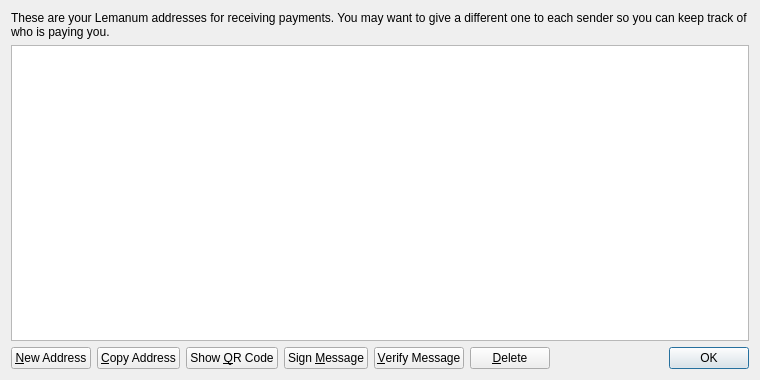
Gamerholic/GamerHolicCoin, file src/qt/forms/addressbookpage.ui: the form before one commit.
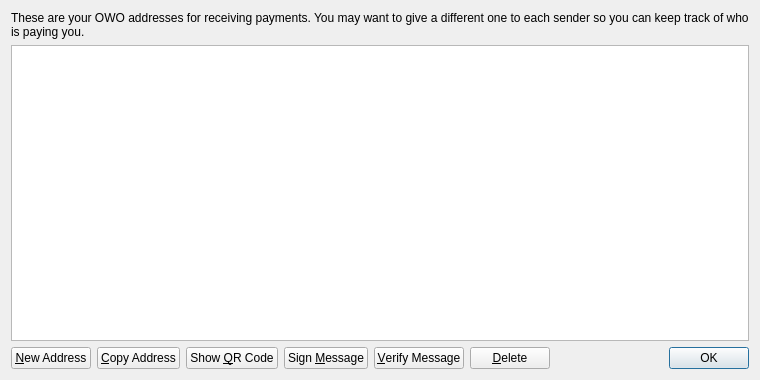
The form after the commit.

Commit message: Changed name from Lemanum to OWO

Patch:
```diff
--- a/src/qt/forms/addressbookpage.ui
+++ b/src/qt/forms/addressbookpage.ui
@@ -17,7 +17,7 @@
    <item>
     <widget class="QLabel" name="labelExplanation">
      <property name="text">
-      <string>These are your Lemanum addresses for receiving payments. You may want to give a different one to each sender so you can keep track of who is paying you.</string>
+      <string>These are your OWO addresses for receiving payments. You may want to give a different one to each sender so you can keep track of who is paying you.</string>
      </property>
      <property name="textFormat">
       <enum>Qt::PlainText</enum>
```
Left out of the diff: 4 changed lines with no effect on the pictures. The commit also changes 134 other files.
